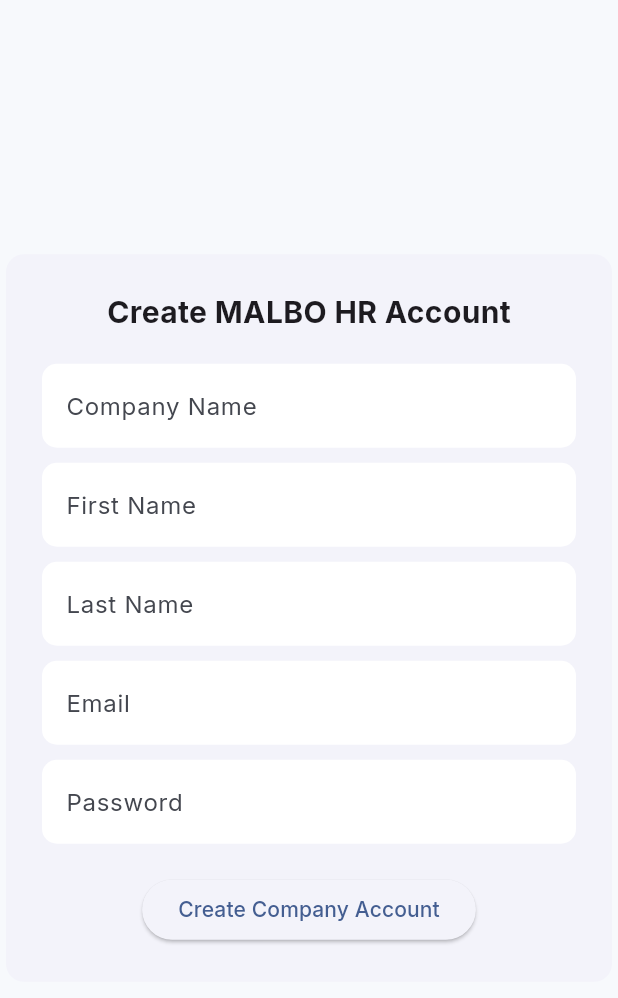
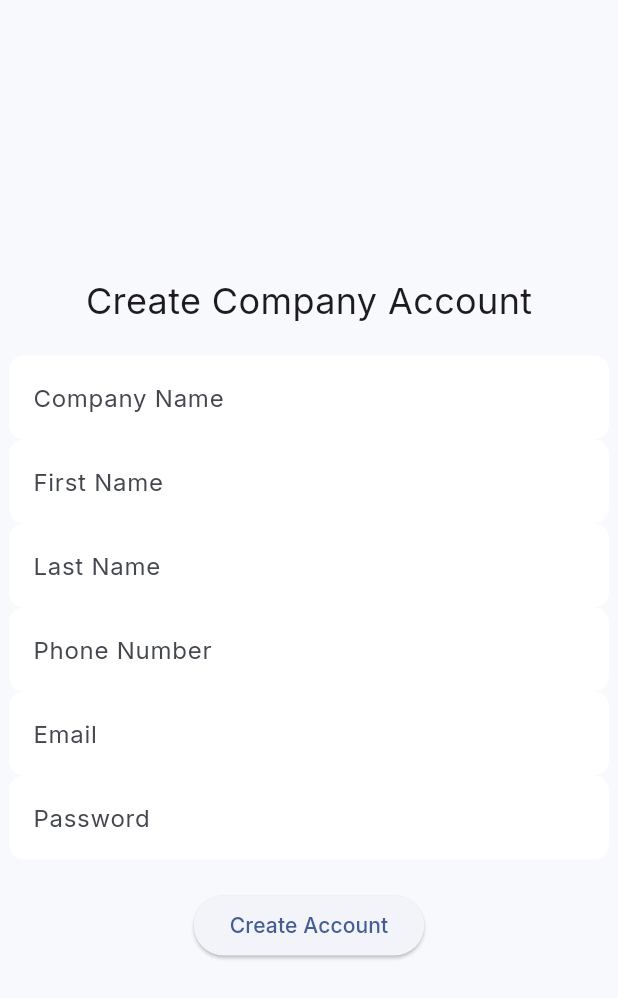
Before and after one commit to BlumeByte/MALBO_HR, a Flutter app: the SignupPage screen opened by its route, on a phone screen of 412 x 824 dp. Shown: the top 998 px of the screen. Run offline on Flutter 3.47's test engine with Material 3 defaults, Android fonts, the phone set to English and light mode, and no system bars; our stand-ins replace flutter_riverpod, go_router, google_fonts, responsive_framework, supabase_flutter; accounts and stored records are empty; network calls fail.

Commit message:
Working well locally
Try fixing all pages and work on vercel account. Make it work and let's try again

```diff
--- a/lib/features/auth/presentation/pages/signup_page.dart
+++ b/lib/features/auth/presentation/pages/signup_page.dart
@@ -2,80 +2,68 @@
 import 'package:flutter_riverpod/flutter_riverpod.dart';
 import '../controllers/auth_controller.dart';
 
-class SignupPage extends ConsumerStatefulWidget {
+class SignupPage extends ConsumerWidget {
   const SignupPage({super.key});
 
   @override
-  ConsumerState<SignupPage> createState() => _SignupPageState();
-}
-
-class _SignupPageState extends ConsumerState<SignupPage> {
-  final _email = TextEditingController();
-  final _password = TextEditingController();
-  final _company = TextEditingController();
-  final _firstName = TextEditingController();
-  final _lastName = TextEditingController();
-
-  @override
-  Widget build(BuildContext context) {
-    final authState = ref.watch(authControllerProvider);
+  Widget build(BuildContext context, WidgetRef ref) {
+    final company = TextEditingController();
+    final firstName = TextEditingController();
+    final lastName = TextEditingController();
+    final phone = TextEditingController();
+    final email = TextEditingController();
+    final password = TextEditingController();
 
     return Scaffold(
       body: Center(
-        child: Card(
-          child: Padding(
-            padding: const EdgeInsets.all(24),
         child: SizedBox(
           width: 400,
           child: Column(
-                mainAxisSize: MainAxisSize.min,
+            mainAxisAlignment: MainAxisAlignment.center,
             children: [
-                  const Text(
-                    'Create MALBO HR Account',
-                    style: TextStyle(fontSize: 20, fontWeight: FontWeight.bold),
+              const Text("Create Company Account",
+                  style: TextStyle(fontSize: 24)),
+              const SizedBox(height: 20),
+              TextField(
+                controller: company,
+                decoration: const InputDecoration(labelText: "Company Name"),
+              ),
+              TextField(
+                controller: firstName,
+                decoration: const InputDecoration(labelText: "First Name"),
+              ),
+              TextField(
+                controller: lastName,
+                decoration: const InputDecoration(labelText: "Last Name"),
+              ),
+              TextField(
+                controller: phone,
+                decoration: const InputDecoration(labelText: "Phone Number"),
+              ),
+              TextField(
+                controller: email,
+                decoration: const InputDecoration(labelText: "Email"),
+              ),
+              TextField(
+                controller: password,
+                obscureText: true,
+                decoration: const InputDecoration(labelText: "Password"),
               ),
               const SizedBox(height: 20),
-                  TextField(
-                      controller: _company,
-                      decoration:
-                          const InputDecoration(labelText: 'Company Name')),
-                  const SizedBox(height: 10),
-                  TextField(
-                      controller: _firstName,
-                      decoration:
-                          const InputDecoration(labelText: 'First Name')),
-                  const SizedBox(height: 10),
-                  TextField(
-                      controller: _lastName,
-                      decoration:
-                          const InputDecoration(labelText: 'Last Name')),
-                  const SizedBox(height: 10),
-                  TextField(
-                      controller: _email,
-                      decoration: const InputDecoration(labelText: 'Email')),
-                  const SizedBox(height: 10),
-                  TextField(
-                      controller: _password,
-                      obscureText: true,
-                      decoration: const InputDecoration(labelText: 'Password')),
-                  const SizedBox(height: 20),
-                  authState.isLoading
-                      ? const CircularProgressIndicator()
-                      : ElevatedButton(
+              ElevatedButton(
                 onPressed: () {
                   ref.read(authControllerProvider.notifier).signUp(
-                                  email: _email.text.trim(),
-                                  password: _password.text.trim(),
-                                  companyName: _company.text.trim(),
-                                  firstName: _firstName.text.trim(),
-                                  lastName: _lastName.text.trim(),
+                        email: email.text.trim(),
+                        password: password.text.trim(),
+                        companyName: company.text.trim(),
+                        firstName: firstName.text.trim(),
+                        lastName: lastName.text.trim(),
+                        phone: phone.text.trim(),
                       );
                 },
-                          child: const Text("Create Company Account"),
+                child: const Text("Create Account"),
               ),
             ],
-              ),
-            ),
           ),
         ),
       ),
```
Also changed, not shown: lib/core/router/app_router.dart (+10 -7 lines), lib/core/router/go_router_refresh_stream.dart (added, +19 -0 lines), lib/features/auth/presentation/controllers/auth_controller.dart (+33 -51 lines), lib/features/auth/presentation/pages/login_page.dart (+20 -47 lines). Lines whose indentation alone changed are shown as unchanged.
